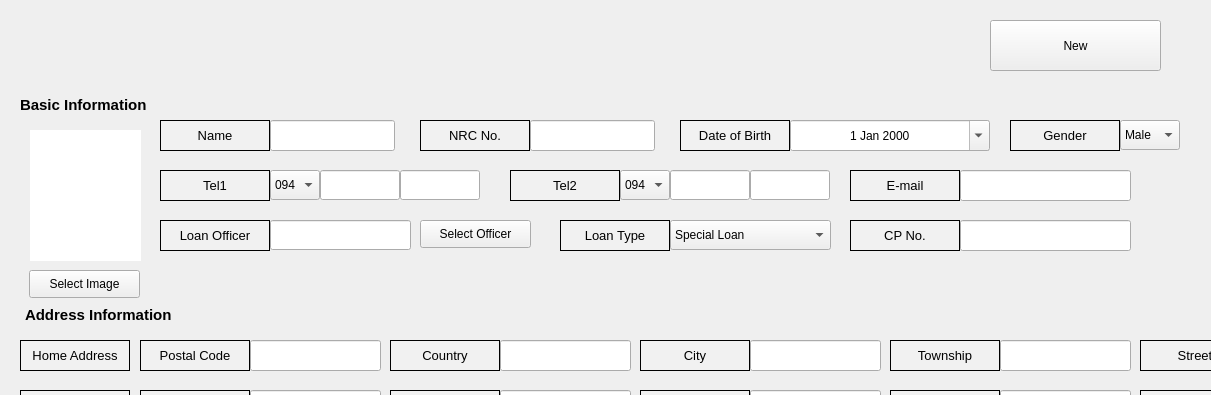
This is app/src/pages/registration/customer.ui in DY-Microfinance-Customer-Management/dymf-algorithm as Qt 5 draws it before an edit; both pictures show x 0 to 1211 and y 0 to 395 of the 1404 by 762 pixel window. The edited form follows.
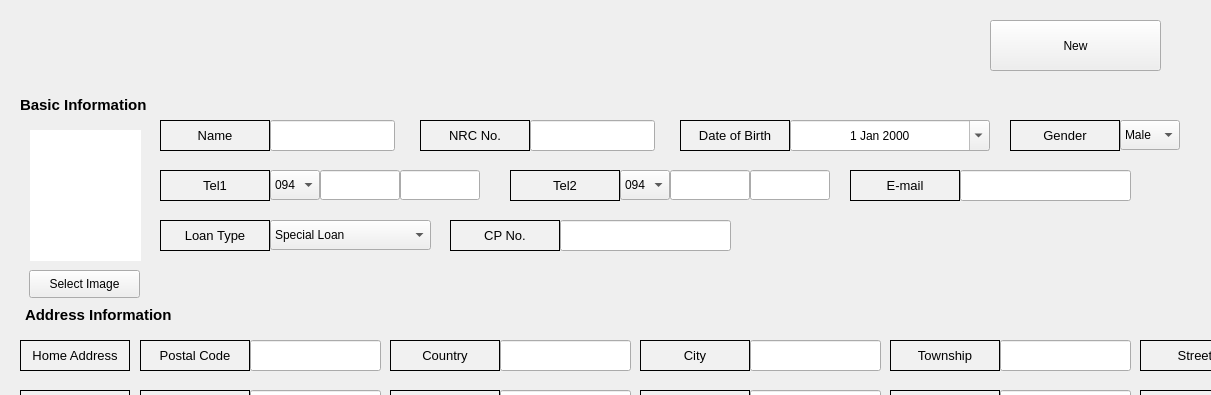
This is the edited form.

What changed in the file:
```diff
--- a/app/src/pages/registration/customer.ui
+++ b/app/src/pages/registration/customer.ui
@@ -168,19 +168,6 @@
      </rect>
     </property>
    </widget>
-   <widget class="QLineEdit" name="loanOfficer">
-    <property name="geometry">
-     <rect>
-      <x>270</x>
-      <y>220</y>
-      <width>141</width>
-      <height>30</height>
-     </rect>
-    </property>
-    <property name="alignment">
-     <set>Qt::AlignCenter</set>
-    </property>
-   </widget>
    <widget class="QPushButton" name="imageButton">
     <property name="geometry">
      <rect>
@@ -636,19 +623,6 @@
      </rect>
     </property>
    </widget>
-   <widget class="QPushButton" name="selectLoanOfficerButton">
-    <property name="geometry">
-     <rect>
-      <x>420</x>
-      <y>220</y>
-      <width>111</width>
-      <height>28</height>
-     </rect>
-    </property>
-    <property name="text">
-     <string>Select Officer</string>
-    </property>
-   </widget>
    <widget class="QLabel" name="label_27">
     <property name="geometry">
      <rect>
@@ -1182,45 +1156,6 @@
      <set>Qt::AlignCenter</set>
     </property>
    </widget>
-   <widget class="QLabel" name="label_29">
-    <property name="geometry">
-     <rect>
-      <x>160</x>
-      <y>220</y>
-      <width>110</width>
-      <height>31</height>
-     </rect>
-    </property>
-    <property name="minimumSize">
-     <size>
-      <width>110</width>
-      <height>0</height>
-     </size>
-    </property>
-    <property name="maximumSize">
-     <size>
-      <width>110</width>
-      <height>16777215</height>
-     </size>
-    </property>
-    <property name="font">
-     <font>
-      <pointsize>10</pointsize>
-     </font>
-    </property>
-    <property name="styleSheet">
-     <string notr="true">background-color:rgb(241, 241, 241)</string>
-    </property>
-    <property name="frameShape">
-     <enum>QFrame::Box</enum>
-    </property>
-    <property name="text">
-     <string>Loan Officer</string>
-    </property>
-    <property name="alignment">
-     <set>Qt::AlignCenter</set>
-    </property>
-   </widget>
    <widget class="QLabel" name="label_37">
     <property name="geometry">
      <rect>
@@ -1646,7 +1581,7 @@
    <widget class="QComboBox" name="loanType">
     <property name="geometry">
      <rect>
-      <x>670</x>
+      <x>270</x>
       <y>220</y>
       <width>161</width>
       <height>30</height>
@@ -1678,7 +1613,7 @@
    <widget class="QLabel" name="label_47">
     <property name="geometry">
      <rect>
-      <x>560</x>
+      <x>160</x>
       <y>220</y>
       <width>110</width>
       <height>31</height>
@@ -1717,7 +1652,7 @@
    <widget class="QLineEdit" name="cpNumber">
     <property name="geometry">
      <rect>
-      <x>960</x>
+      <x>560</x>
       <y>220</y>
       <width>171</width>
       <height>31</height>
@@ -1730,7 +1665,7 @@
    <widget class="QLabel" name="label_48">
     <property name="geometry">
      <rect>
-      <x>850</x>
+      <x>450</x>
       <y>220</y>
       <width>110</width>
       <height>31</height>
```
